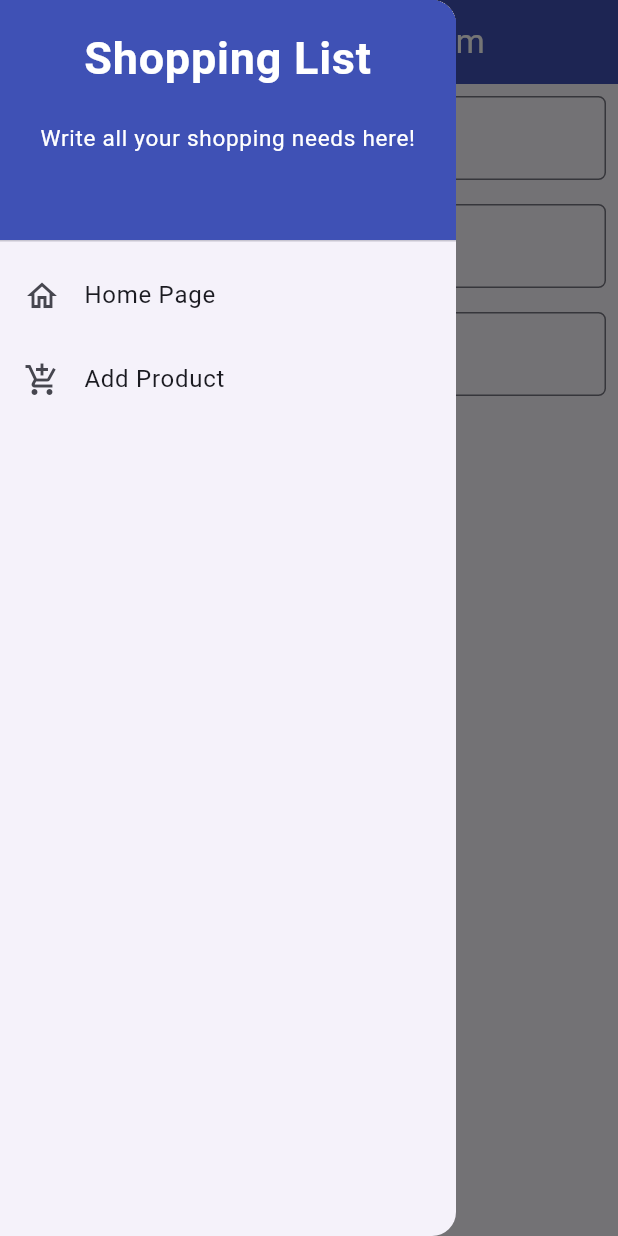
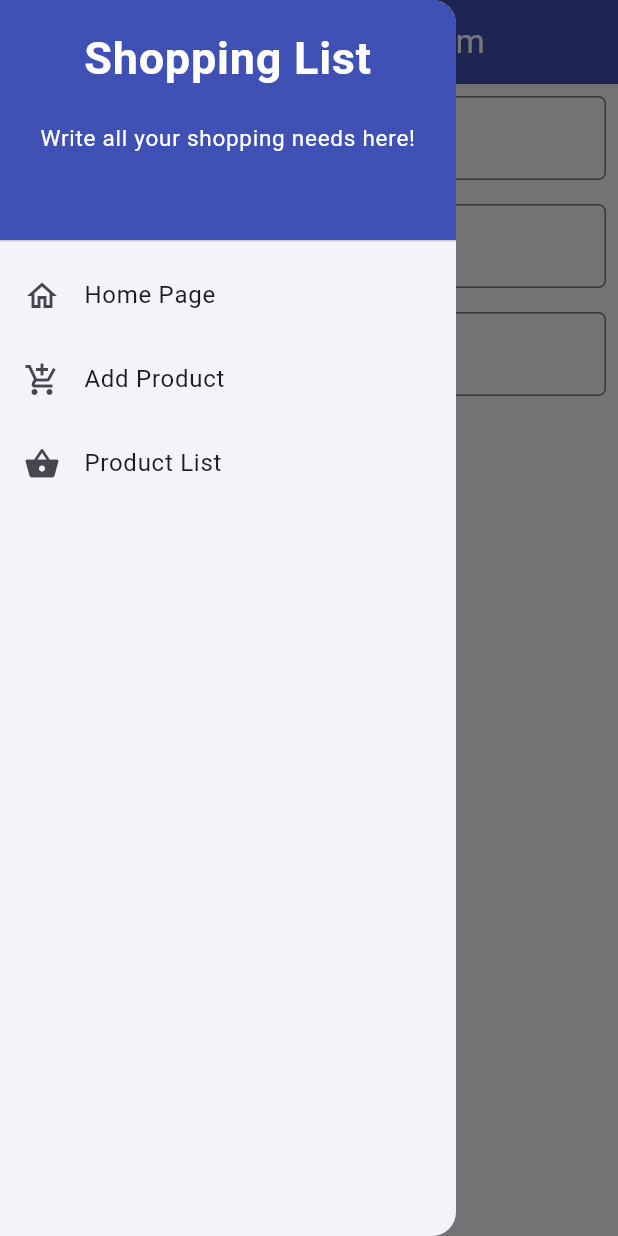
Before and after one commit to goosetea04/fshopping-list, a Flutter app: the ShopFormPage screen opened directly, with the side drawer open, on a phone screen of 412 x 824 dp. Run offline on Flutter 3.47's test engine with Material 2 defaults, Android fonts, the phone set to English and light mode, and no system bars; missing offline and left inert: pbp_django_auth; network calls fail.

```diff
--- /dev/null
+++ b/lib/models/product.dart
@@ -0,0 +1,88 @@
+// To parse this JSON data, do
+//
+//     final product = productFromJson(jsonString);
+
+import 'dart:convert';
+
+List<Product> productFromJson(String str) =>
+    List<Product>.from(json.decode(str).map((x) => Product.fromJson(x)));
+
+String productToJson(List<Product> data) =>
+    json.encode(List<dynamic>.from(data.map((x) => x.toJson())));
+
+class Product {
+  Model model;
+  int pk;
+  Fields fields;
+
+  Product({
+    required this.model,
+    required this.pk,
+    required this.fields,
+  });
+
+  factory Product.fromJson(Map<String, dynamic> json) => Product(
+        model: modelValues.map[json["model"]]!,
+        pk: json["pk"],
+        fields: Fields.fromJson(json["fields"]),
+      );
+
+  Map<String, dynamic> toJson() => {
+        "model": modelValues.reverse[model],
+        "pk": pk,
+        "fields": fields.toJson(),
+      };
+}
+
+class Fields {
+  String name;
+  DateTime dateAdded;
+  double price;
+  String description;
+  int user;
+  bool newItem;
+
+  Fields({
+    required this.name,
+    required this.dateAdded,
+    required this.price,
+    required this.description,
+    required this.user,
+    required this.newItem,
+  });
+
+  factory Fields.fromJson(Map<String, dynamic> json) => Fields(
+        name: json["name"],
+        dateAdded: DateTime.parse(json["date_added"]),
+        price: json["price"]?.toDouble(),
+        description: json["description"],
+        user: json["user"],
+        newItem: json["newItem"],
+      );
+
+  Map<String, dynamic> toJson() => {
+        "name": name,
+        "date_added":
+            "${dateAdded.year.toString().padLeft(4, '0')}-${dateAdded.month.toString().padLeft(2, '0')}-${dateAdded.day.toString().padLeft(2, '0')}",
+        "price": price,
+        "description": description,
+        "user": user,
+        "newItem": newItem,
+      };
+}
+
+enum Model { MAIN_PRODUCT }
+
+final modelValues = EnumValues({"main.product": Model.MAIN_PRODUCT});
+
+class EnumValues<T> {
+  Map<String, T> map;
+  late Map<T, String> reverseMap;
+
+  EnumValues(this.map);
+
+  Map<T, String> get reverse {
+    reverseMap = map.map((k, v) => MapEntry(v, k));
+    return reverseMap;
+  }
+}
--- a/lib/widgets/left_drawer.dart
+++ b/lib/widgets/left_drawer.dart
@@ -1,6 +1,7 @@
 import 'package:flutter/material.dart';
 import 'package:shoppinglist/screens/menu.dart';
 import 'package:shoppinglist/screens/shoplist_form.dart';
+import 'package:shoppinglist/screens/list_product.dart';
 
 class LeftDrawer extends StatelessWidget {
   const LeftDrawer({super.key});
@@ -64,6 +65,17 @@ class LeftDrawer extends StatelessWidget {
               );
             },
           ),
+          ListTile(
+            leading: const Icon(Icons.shopping_basket),
+            title: const Text('Product List'),
+            onTap: () {
+              // Route menu to product page
+              Navigator.push(
+                context,
+                MaterialPageRoute(builder: (context) => const ProductPage()),
+              );
+            },
+          ),
         ],
       ),
     );
--- a/pubspec.yaml
+++ b/pubspec.yaml
@@ -35,6 +35,9 @@ dependencies:
   # The following adds the Cupertino Icons font to your application.
   # Use with the CupertinoIcons class for iOS style icons.
   cupertino_icons: ^1.0.2
+  provider: ^6.1.1
+  pbp_django_auth: ^0.4.0
+  http: ^1.1.0
 
 dev_dependencies:
   flutter_test:
```
Also changed, not shown: lib/main.dart (+16 -24 lines), lib/screens/list_product.dart (added, +93 -0 lines), lib/screens/login.dart (added, +114 -0 lines), lib/screens/shoplist_form.dart (+37 -28 lines), lib/widgets/shop_card.dart (+27 -1 lines), pubspec.lock, 2 other files.
